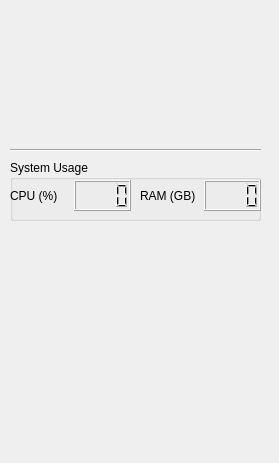
DukeRobotics/robosub-ros, file landside/catkin_ws/src/gui/resource/SystemUsageWidget.ui: the form before one commit.
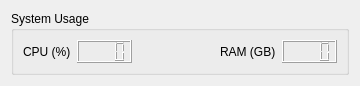
The form after the commit.

Commit message: Made SystemUsageWidget show up in CVLaunchWidget

Diff of the .ui file:
```diff
--- a/landside/catkin_ws/src/gui/resource/SystemUsageWidget.ui
+++ b/landside/catkin_ws/src/gui/resource/SystemUsageWidget.ui
@@ -6,47 +6,25 @@
    <rect>
     <x>0</x>
     <y>0</y>
-    <width>279</width>
-    <height>463</height>
+    <width>360</width>
+    <height>83</height>
    </rect>
   </property>
+  <property name="sizePolicy">
+   <sizepolicy hsizetype="Fixed" vsizetype="Preferred">
+    <horstretch>0</horstretch>
+    <verstretch>0</verstretch>
+   </sizepolicy>
+  </property>
   <property name="windowTitle">
    <string>Form</string>
   </property>
-  <widget class="Line" name="line">
-   <property name="geometry">
-    <rect>
-     <x>10</x>
-     <y>140</y>
-     <width>251</width>
-     <height>20</height>
-    </rect>
-   </property>
-   <property name="orientation">
-    <enum>Qt::Horizontal</enum>
-   </property>
-  </widget>
+  <layout class="QVBoxLayout" name="verticalLayout">
+   <item>
   <widget class="QGroupBox" name="system_usage_box">
-   <property name="geometry">
-    <rect>
-     <x>10</x>
-     <y>160</y>
-     <width>251</width>
-     <height>61</height>
-    </rect>
-   </property>
    <property name="title">
     <string>System Usage</string>
    </property>
-   <widget class="QWidget" name="horizontalLayoutWidget">
-    <property name="geometry">
-     <rect>
-      <x>0</x>
-      <y>20</y>
-      <width>121</width>
-      <height>31</height>
-     </rect>
-    </property>
     <layout class="QHBoxLayout" name="horizontalLayout">
      <item>
       <widget class="QLabel" name="label">
@@ -65,20 +43,21 @@
        </property>
       </widget>
      </item>
-    </layout>
-   </widget>
-   <widget class="QWidget" name="horizontalLayoutWidget_3">
-    <property name="geometry">
-     <rect>
-      <x>130</x>
-      <y>20</y>
-      <width>121</width>
-      <height>31</height>
-     </rect>
-    </property>
-    <layout class="QHBoxLayout" name="horizontalLayout_3">
+      <item>
+       <spacer name="horizontal_spacer">
+        <property name="orientation">
+         <enum>Qt::Horizontal</enum>
+        </property>
+        <property name="sizeHint" stdset="0">
+         <size>
+          <width>40</width>
+          <height>20</height>
+         </size>
+        </property>
+       </spacer>
+      </item>
      <item>
-      <widget class="QLabel" name="label_2">
+       <widget class="QLabel" name="ram_label">
        <property name="text">
         <string>RAM (GB)</string>
        </property>
@@ -96,7 +75,8 @@
      </item>
     </layout>
    </widget>
-  </widget>
+   </item>
+  </layout>
  </widget>
  <resources/>
  <connections/>
```
Left out of the diff: 6 changed lines with no effect on the pictures. Lines whose indentation alone changed are shown as unchanged. The commit also changes 2 other files.
